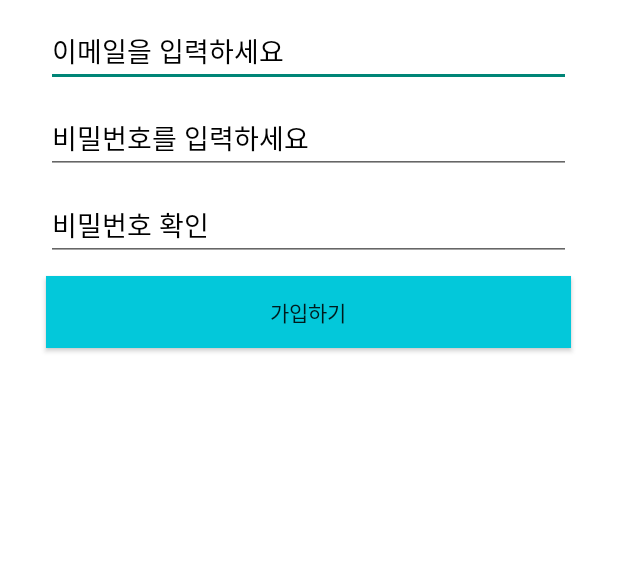
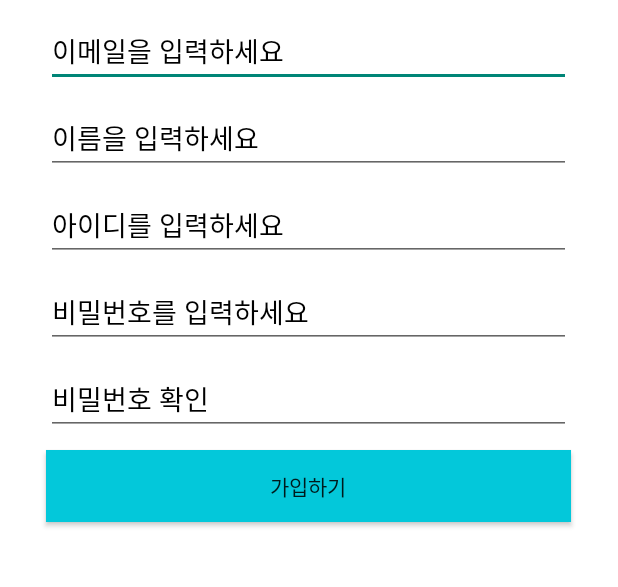
Before and after one commit to Choi-Ju12g/UntactHackathon, an Android app: the LogupActivity screen opened directly, with no data from a screen before it, on a phone screen of 412 x 824 dp, the part 600-1187 px from its top. Run offline under Robolectric (Android 15) with nearby library versions, the phone set to English and light mode, and no system bars; our stand-ins replace Firebase (no records; nobody signed in at launch, a user with empty details on screens opened directly).

Commit message:
fix/logup_db

```diff
--- a/app/build.gradle
+++ b/app/build.gradle
@@ -39,6 +39,7 @@ dependencies {
     implementation 'androidx.constraintlayout:constraintlayout:2.1.1'
     implementation 'com.naver.maps:map-sdk:3.12.0'
     implementation platform('com.google.firebase:firebase-bom:29.0.0')
+    implementation 'com.google.firebase:firebase-firestore'
     implementation 'com.google.firebase:firebase-analytics'
     implementation 'com.google.firebase:firebase-auth:21.0.1'
     implementation "androidx.drawerlayout:drawerlayout:1.1.1"
--- a/app/src/main/res/layout/logup.xml
+++ b/app/src/main/res/layout/logup.xml
@@ -16,11 +16,37 @@
         />
 
     <EditText
+        android:id="@+id/editEmail"
+        android:layout_width="350dp"
+        android:layout_height="wrap_content"
+        android:layout_gravity="center"
+        android:hint="이메일을 입력하세요"
+        android:textColorHint="@color/black"
+        android:ems="10"
+        android:inputType="textPersonName"
+        android:layout_marginBottom="10dp"
+        android:textColor="@color/black"
+        android:fontFamily="@font/cafe24ssurroundair"
+        />
+    <EditText
+        android:id="@+id/editName"
+        android:layout_width="350dp"
+        android:layout_height="wrap_content"
+        android:layout_gravity="center"
+        android:hint="이름을 입력하세요"
+        android:textColorHint="@color/black"
+        android:ems="10"
+        android:inputType="textPersonName"
+        android:layout_marginBottom="10dp"
+        android:textColor="@color/black"
+        android:fontFamily="@font/cafe24ssurroundair"
+        />
+    <EditText
         android:id="@+id/editId"
         android:layout_width="350dp"
         android:layout_height="wrap_content"
         android:layout_gravity="center"
-        android:hint="이메일을 입력하세요"
+        android:hint="아이디를 입력하세요"
         android:textColorHint="@color/black"
         android:ems="10"
         android:inputType="textPersonName"
```
Also changed, not shown: app/src/main/java/com/example/howmanyseats/LogupActivity.java (+80 -9 lines).
